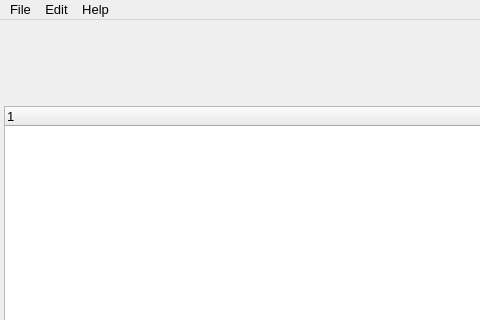
Above: src/UserInterface/Forms/MainWindow.ui from PawelekPro/MeshGeneratingTool before the change; both pictures show x 0 to 480 and y 0 to 320 of the 1046 by 754 pixel window. Below: the same form after it.
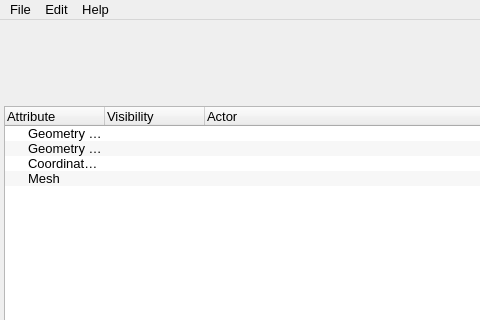
That is the form after the change. Icons and pictures are not drawn. Custom widgets are drawn as their Qt base class.

Commit message: Last commit before resolving conflicts

Patch:
```diff
--- a/src/UserInterface/Forms/MainWindow.ui
+++ b/src/UserInterface/Forms/MainWindow.ui
@@ -71,7 +71,73 @@
          <number>4</number>
         </property>
         <item row="0" column="0">
-         <widget class="TreeStructure" name="treeWidget"/>
+         <widget class="TreeStructure" name="treeWidget">
+          <property name="frameShape">
+           <enum>QFrame::StyledPanel</enum>
+          </property>
+          <property name="lineWidth">
+           <number>1</number>
+          </property>
+          <property name="midLineWidth">
+           <number>0</number>
+          </property>
+          <property name="alternatingRowColors">
+           <bool>true</bool>
+          </property>
+          <attribute name="headerVisible">
+           <bool>true</bool>
+          </attribute>
+          <attribute name="headerCascadingSectionResizes">
+           <bool>false</bool>
+          </attribute>
+          <attribute name="headerMinimumSectionSize">
+           <number>100</number>
+          </attribute>
+          <attribute name="headerDefaultSectionSize">
+           <number>100</number>
+          </attribute>
+          <attribute name="headerShowSortIndicator" stdset="0">
+           <bool>false</bool>
+          </attribute>
+          <attribute name="headerStretchLastSection">
+           <bool>true</bool>
+          </attribute>
+          <column>
+           <property name="text">
+            <string>Attribute</string>
+           </property>
+          </column>
+          <column>
+           <property name="text">
+            <string>Visibility</string>
+           </property>
+          </column>
+          <column>
+           <property name="text">
+            <string>Actor</string>
+           </property>
+          </column>
+          <item>
+           <property name="text">
+            <string>Geometry Imports</string>
+           </property>
+          </item>
+          <item>
+           <property name="text">
+            <string>Geometry Model</string>
+           </property>
+          </item>
+          <item>
+           <property name="text">
+            <string>Coordinate System</string>
+           </property>
+          </item>
+          <item>
+           <property name="text">
+            <string>Mesh</string>
+           </property>
+          </item>
+         </widget>
         </item>
         <item row="1" column="0">
          <widget class="QTableWidget" name="tableWidget"/>
```
Left out of the diff: 9 changed lines with no effect on the pictures. The commit also changes 1 other file.
